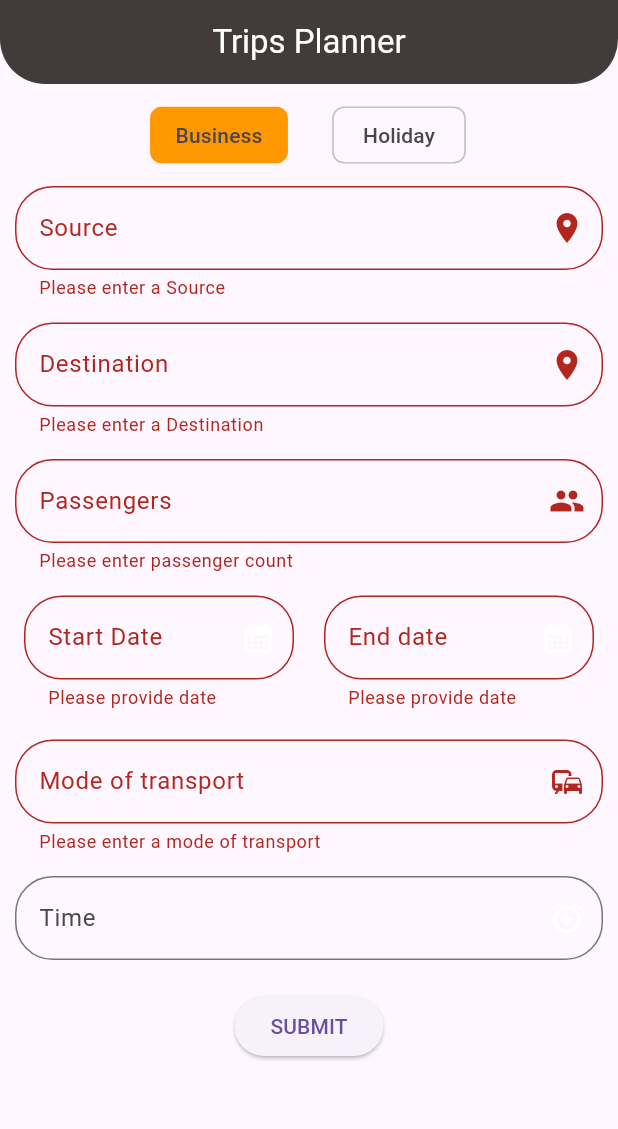
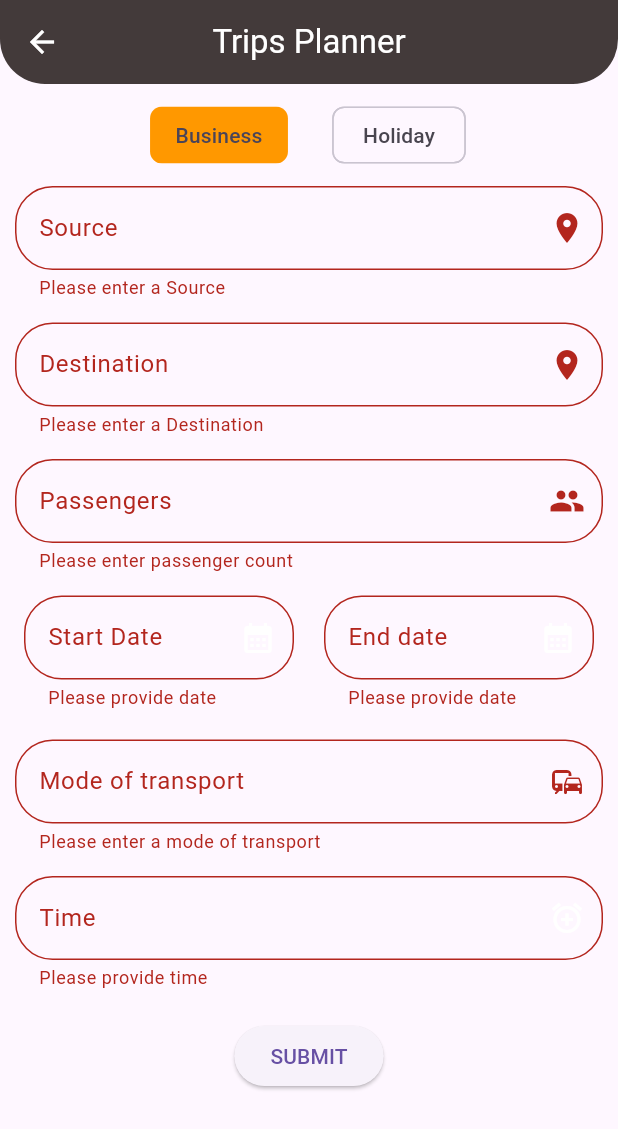
Before and after one commit to adilnarakkoden1/Tripify, a Flutter app: the HomeHoliday screen opened directly, after a tap on "SUBMIT", on a phone screen of 412 x 824 dp. Shown: the top 1129 px of the screen. Run offline on Flutter 3.47's test engine with Material 3 defaults, Android fonts, the light colour scheme and no system bars; our stand-ins replace carousel_slider, hive, hive_flutter, lottie; accounts and stored records are empty; generated files the repository leaves out were written again.

Commit message:
second -commit

```diff
--- a/lib/color_fonts/color.dart
+++ b/lib/color_fonts/color.dart
@@ -1,6 +1,7 @@
 import 'package:flutter/material.dart';
 
 const Color pimaryBrown = Color.fromARGB(255, 67, 58, 58);
+const TextStyle robotoM = TextStyle(fontSize: 15);
 
 
 // class MyAppColors {
--- a/lib/models/home_model.dart
+++ b/lib/models/home_model.dart
@@ -4,7 +4,7 @@ part 'home_model.g.dart';
 @HiveType(typeId: 1)
 class HomeModel {
   @HiveField(0)
-  final String? id;
+  final int ? id;
   @HiveField(1)
   final String source;
   @HiveField(2)
--- a/lib/screens/Category/home_holiday.dart
+++ b/lib/screens/Category/home_holiday.dart
@@ -31,7 +31,7 @@ class _HomeHolidayState extends State<HomeHoliday> {
   Widget build(BuildContext context) {
     return Scaffold(
       appBar: AppBar(
-        automaticallyImplyLeading: false,
+        // automaticallyImplyLeading: false,
         centerTitle: true,
         backgroundColor: pimaryBrown,
         title: const Text(
@@ -194,11 +194,20 @@ class _HomeHolidayState extends State<HomeHoliday> {
                     keyboardType: TextInputType.datetime,
                     controller: _timeController,
                     labelText: 'Time',
+                    validator: (value) {
+                    if (value!.isEmpty) {
+                      return 'Please provide time';
+                    }
+                    return null;
+                  },
                     suffixIcon: IconButton(
                         onPressed: () {
+
                           _selectedTime();
                         },
-                        icon: const Icon(Icons.alarm_add))),
+                        icon: const Icon(Icons.alarm_add))
+
+                        ),
                 const SizedBox(height: 20),
 
                 ElevatedButton(
@@ -206,7 +215,7 @@ class _HomeHolidayState extends State<HomeHoliday> {
                     if (_formKey.currentState!.validate()) {
                       await addTrip(
                         HomeModel(
-                            id: 'jjjj',
+
                             source: _sourceController.text.trim(),
                             destination: _destinatonController.text.trim(),
                             type: _typeController.text.trim(),
@@ -217,7 +226,7 @@ class _HomeHolidayState extends State<HomeHoliday> {
                             category: selected == 0 ? 'Business' : 'Holiday',
                             favourite: false),
                       );
-                      message(context: context, message: 'value updated');
+                      successMessage(context: context, successMessage: 'Trip Planned');
                       Navigator.of(context).pop();
                     }
                   },
```
Also changed, not shown: lib/db_functioin/trips_db.dart (+7 -1 lines), lib/screens/Category/list_trips.dart (deleted, +0 -34 lines), lib/screens/Category/view_trips.dart (+49 -12 lines), lib/screens/home.dart (+33 -14 lines), lib/screens/notes.dart (+12 -4 lines), lib/models/home_model.g.dart.
